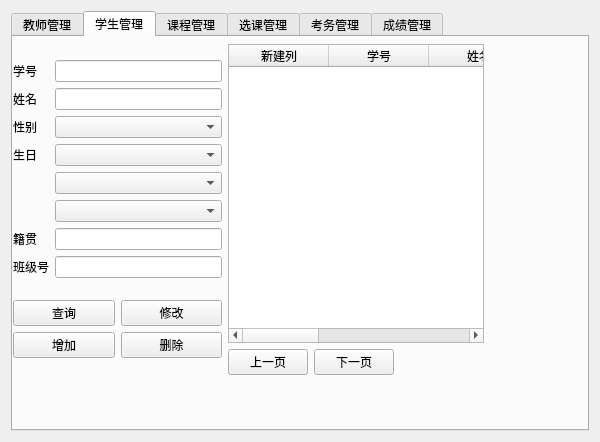
Qt form admin.ui (Database-Course-Developers/Educational_Administration_System) before a commit.
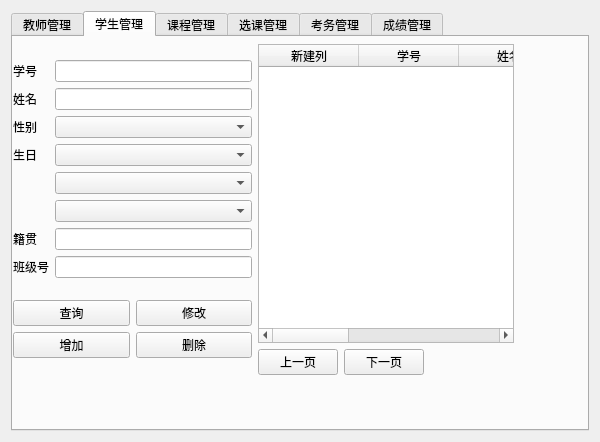
The same form after that commit. The open tabs and pages were chosen to show the change.

Commit message: 教师管理和学生管理ui

The edit to the form file:
```diff
--- a/admin.ui
+++ b/admin.ui
@@ -245,7 +245,7 @@
         <rect>
          <x>0</x>
          <y>7</y>
-         <width>471</width>
+         <width>501</width>
          <height>331</height>
         </rect>
        </property>
```
Left out of the diff: 2 changed lines with no effect on the pictures.
